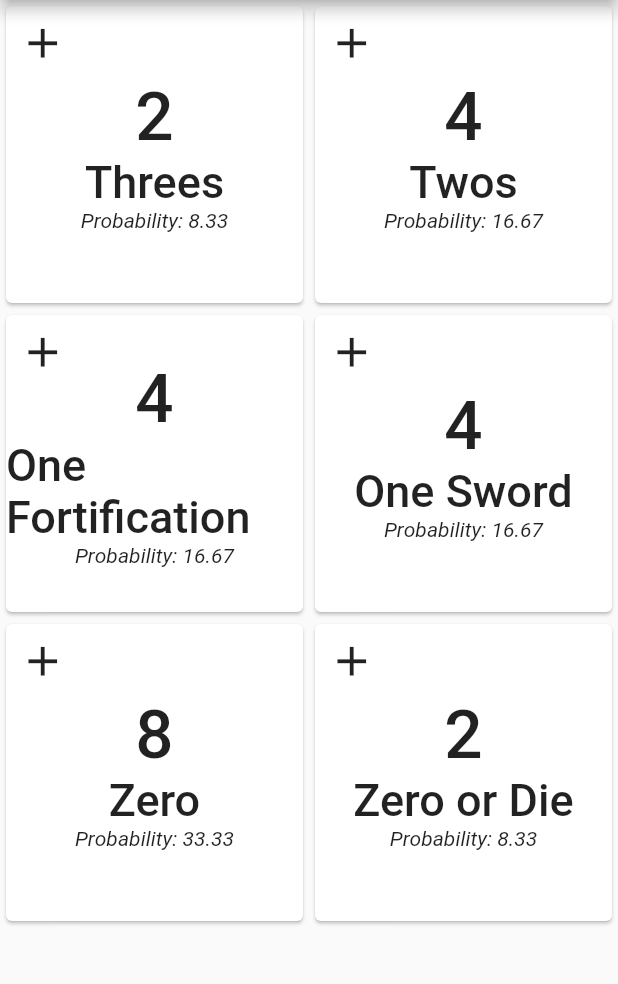
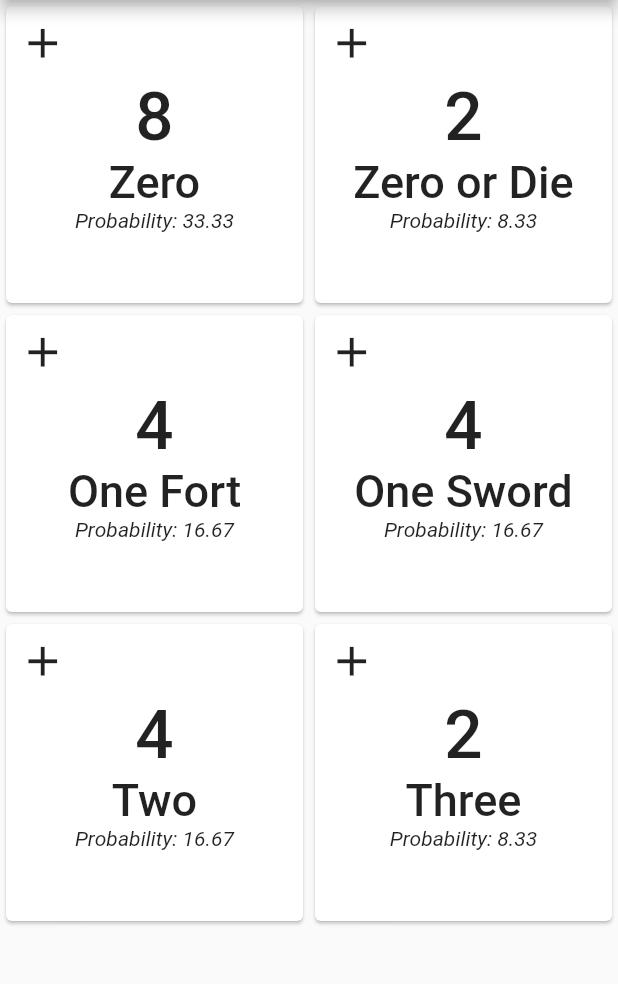
Before and after one commit to krdzo/got-battle, a Flutter app: the screen it shows after launch, on a phone screen of 412 x 824 dp, the part 84-1068 px from its top. Run offline on Flutter 3.47's test engine with Material 2 defaults, Android fonts, the phone set to English and light mode, and no system bars.

Commit message:
Refactor CardDeckModel

```diff
--- a/lib/card_deck.dart
+++ b/lib/card_deck.dart
@@ -1,37 +1,47 @@
 import 'package:flutter/material.dart';
 
 class CardDeckModel with ChangeNotifier {
-  static const startingDeck = {
-    "Threes": 2,
-    "Twos": 4,
-    "One Fortification": 4,
-    "One Sword": 4,
+  static const startingDeck = <String, int>{
     "Zero": 8,
     "Zero or Die": 2,
+    "One Fort": 4,
+    "One Sword": 4,
+    "Two": 4,
+    "Three": 2,
   };
   static const startingTotal = 24;
 
-  var cards = Map.from(startingDeck);
-  int total = startingTotal;
+  // ignore: prefer_typing_uninitialized_variables
+  late final cards;
+  late int total;
+
+  CardDeckModel() {
+    cards = Map.from(startingDeck);
+    total = startingTotal;
+  }
 
   void resetDeck() {
-    cards = Map.from(startingDeck);
+    for (var key in startingDeck.keys) {
+      cards[key] = startingDeck[key];
+    }
+
+    total = startingTotal;
+    notifyListeners();
   }
 
-  void decrementField(String field) {
-    if (field == "total") {
-      return;
-    }
+  void decrementCount(String field) {
+    if (cards[field] == 0) return;
+    cards[field]--;
+    total--;
 
-    cards[field] -= 1;
-    cards["total"] -= 1;
-    if (cards["total"] == 0) {
+    if (total == 0) {
       resetDeck();
     }
     notifyListeners();
   }
 
-  void incrementField(String field) {
+  void incrementCount(String field) {
+    if (total == startingTotal) return;
     cards[field]++;
     total++;
     notifyListeners();
```
